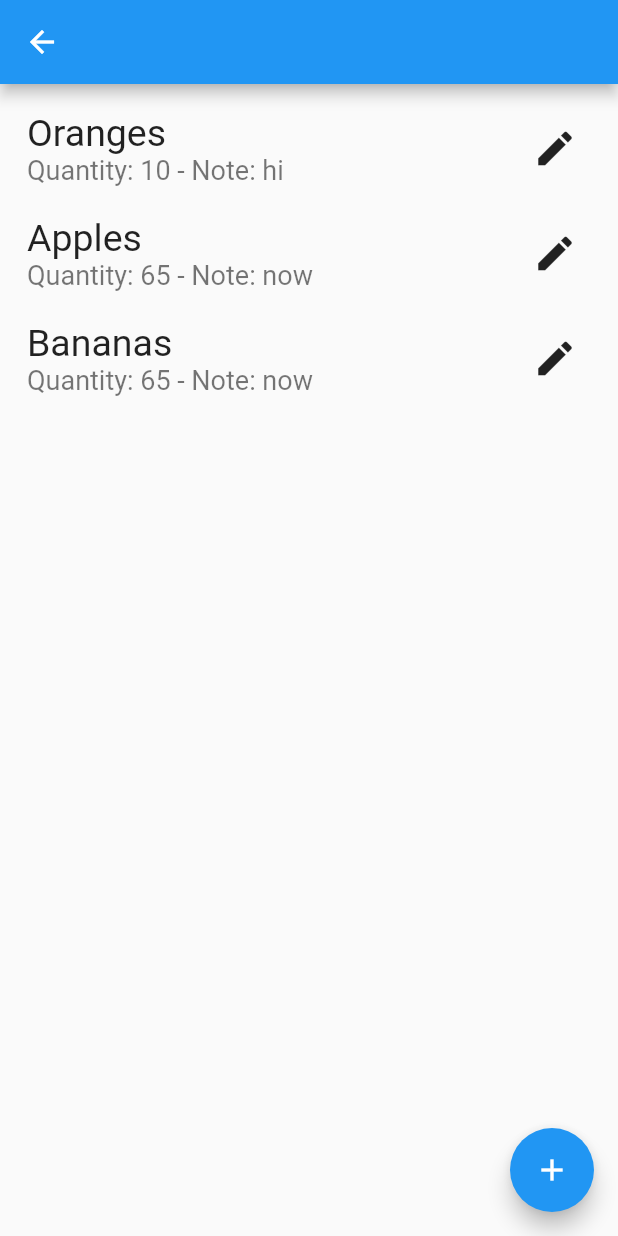
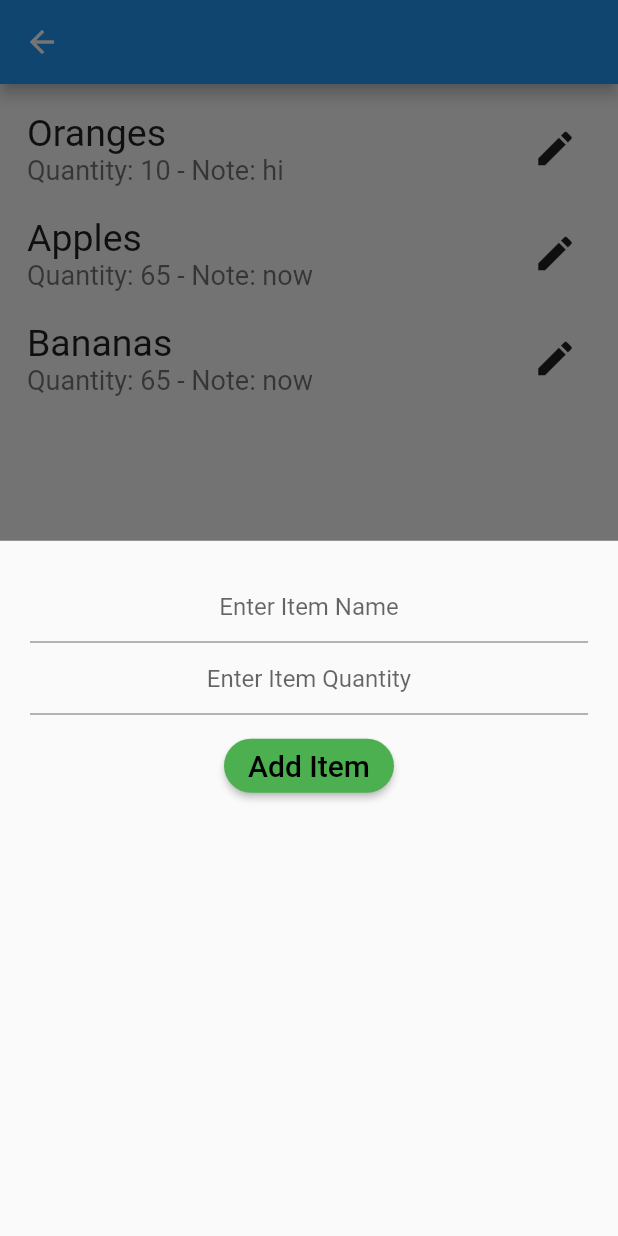
Before and after one commit to kevinle108/FlutterShoppingList_with_Riverpod, a Flutter app: the CategroryScreen screen opened directly with empty values, after a tap on the "add" icon, on a phone screen of 412 x 824 dp. Run offline on Flutter 3.47's test engine with Material 2 defaults, Android fonts, the phone set to English and light mode, and no system bars.

Commit message:
before adding provider

```diff
--- /dev/null
+++ b/lib/screens/add_item_sheet.dart
@@ -0,0 +1,81 @@
+import 'package:flutter/material.dart';
+
+class AddItemSheet extends StatelessWidget {
+
+  @override
+  Widget build(BuildContext context) {
+    return Container(
+      padding: EdgeInsets.all(20.0),
+      child: Column(
+        children: <Widget>[
+          TextField(
+            textAlign: TextAlign.center,
+            decoration: InputDecoration(
+              hintText: 'Enter Item Name',
+            ),
+          ),
+          TextField(
+            textAlign: TextAlign.center,
+            decoration: InputDecoration(
+              hintText: 'Enter Item Quantity',
+            ),
+          ),
+          SizedBox(
+            height: 10.0,
+          ),
+          ElevatedButton(
+            style: ElevatedButton.styleFrom(
+                primary: Colors.green,
+                shape: RoundedRectangleBorder(
+                  borderRadius: BorderRadius.circular(32.0),
+                )),
+            onPressed: () {},
+            child: Text(
+              'Add Item',
+              style: TextStyle(fontSize: 20.0, color: Colors.black),
+            ),
+          ),
+        ],
+      ),
+    );
+  }
+}
+// class AddCategorySheet extends StatelessWidget {
+//   @override
+//   Widget build(BuildContext context) {
+//     return Container(
+//       padding: EdgeInsets.all(20.0),
+//       child: Column(
+//         children: <Widget>[
+//           TextField(
+//             textAlign: TextAlign.center,
+//             decoration: InputDecoration(
+//               hintText: 'Enter Category Name',
+//             ),
+//           ),
+//           TextField(
+//             textAlign: TextAlign.center,
+//             decoration: InputDecoration(
+//               hintText: 'Enter Category Priority',
+//             ),
+//           ),
+//           SizedBox(
+//             height: 10.0,
+//           ),
+//           ElevatedButton(
+//             style: ElevatedButton.styleFrom(
+//                 primary: Colors.green,
+//                 shape: RoundedRectangleBorder(
+//                   borderRadius: BorderRadius.circular(32.0),
+//                 )),
+//             onPressed: () {},
+//             child: Text(
+//               'Add Category',
+//               style: TextStyle(fontSize: 20.0, color: Colors.black),
+//             ),
+//           ),
+//         ],
+//       ),
+//     );
+//   }
+// }
--- a/lib/screens/category_screen.dart
+++ b/lib/screens/category_screen.dart
@@ -2,6 +2,7 @@ import 'package:flutter/cupertino.dart';
 import 'package:flutter/material.dart';
 import 'package:flutter_shopping_list/category_card.dart';
 import 'package:flutter_shopping_list/models/shopping_item.dart';
+import 'package:flutter_shopping_list/screens/add_item_sheet.dart';
 import 'package:flutter_shopping_list/widgets/edit_shopping_list_card.dart';
 import 'package:flutter_shopping_list/widgets/item_card.dart';
 
@@ -28,8 +29,11 @@ class CategroryScreen extends StatelessWidget {
       floatingActionButton: FloatingActionButton(
         child: Icon(Icons.add),
         onPressed: () {
-          // todo add a category
-
+          // todo add an item
+          print('clicked add item!');
+          showModalBottomSheet(context: context, builder: (context) {
+            return AddItemSheet();
+          });
         },
       ),
       body: Padding(
--- /dev/null
+++ b/lib/shopping_data.dart
@@ -0,0 +1,12 @@
+import 'package:flutter_shopping_list/models/shopping_category.dart';
+import 'package:flutter_shopping_list/models/shopping_item.dart';
+
+class ShoppingData {
+  List<ShoppingCategory> categories = [];
+
+  List<ShoppingItem> items = [
+
+  ];
+
+
+}
```
